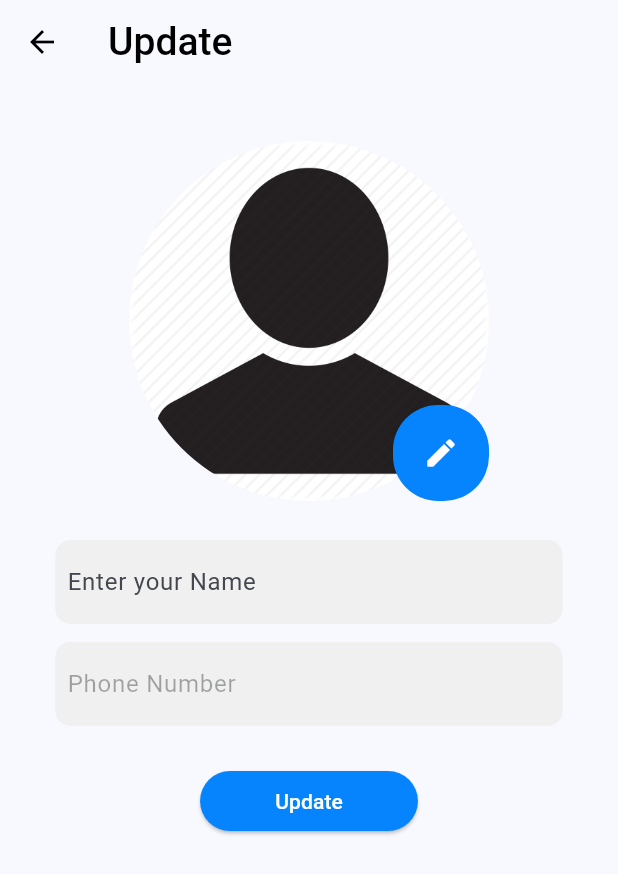
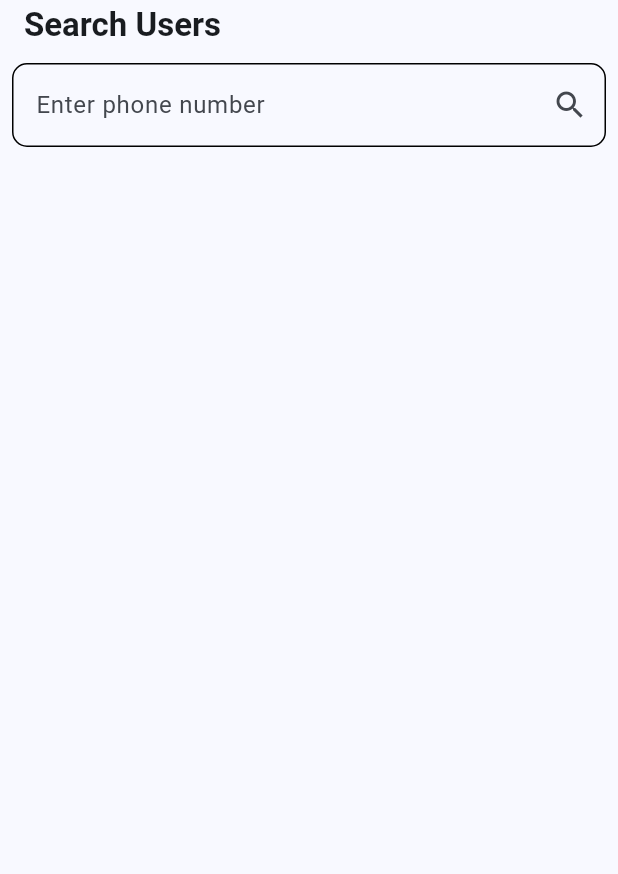
Before and after one commit to params19/livecom, a Flutter app: the screen it shows after launch, on a phone screen of 412 x 824 dp. Shown: the top 874 px of the screen. Run offline on Flutter 3.47's test engine with Material 3 defaults, Android fonts, the phone set to English and light mode, and no system bars; our stand-ins replace cached_network_image, country_code_picker, flutter_local_notifications.

Commit message:
Add SearchUserPage and update navigation routes in main.dart

```diff
--- a/lib/main.dart
+++ b/lib/main.dart
@@ -3,6 +3,7 @@ import 'package:livecom/pages/chat_page.dart';
 import 'package:livecom/pages/home_page.dart';
 import 'package:livecom/pages/login_page.dart';
 import 'package:livecom/pages/profile_page.dart';
+import 'package:livecom/pages/search_user_page.dart';
 import 'package:livecom/pages/splashscreen.dart';
 import 'package:livecom/pages/update_profile_page.dart';
 
@@ -24,13 +25,14 @@ class MyApp extends StatelessWidget {
         useMaterial3: true,
       ),
       routes: {
-        '/': (context) => UpadteProfilePage(),
+        '/': (context) => SearchUserPage(),
         "/splash": (context) => const SplashScreen(),
         "/home": (context) => const HomePage(),
         "/login": (context) => LoginPage(),
         "/chat": (context) => ChatPage(),
         "/profile": (context) => ProfilePage(),
         "/update_profile": (context) => UpadteProfilePage(),
+        "/search_user": (context) => SearchUserPage(),
       },
     );
   }
--- /dev/null
+++ b/lib/pages/search_user_page.dart
@@ -0,0 +1,48 @@
+import 'package:flutter/material.dart';
+
+class SearchUserPage extends StatefulWidget {
+  const SearchUserPage({super.key});
+
+  @override
+  State<SearchUserPage> createState() => _SearchUserPageState();
+}
+
+class _SearchUserPageState extends State<SearchUserPage> {
+  @override
+  Widget build(BuildContext context) {
+    return Scaffold(
+      appBar: AppBar(
+        title: Text(
+          "Search Users",
+          style: TextStyle(fontWeight: FontWeight.bold),
+        ),
+        bottom: PreferredSize(
+          preferredSize: Size.fromHeight(50),
+          child: Padding(
+            padding: const EdgeInsets.all(8.0),
+            child: TextField(
+              decoration: InputDecoration(
+                hintText: "Enter phone number",
+                suffixIcon: Icon(Icons.search),
+                border: OutlineInputBorder(
+                  borderRadius: BorderRadius.circular(10),
+                  borderSide: BorderSide(color: Colors.black), // Default border
+                ),
+                enabledBorder: OutlineInputBorder(
+                  borderRadius: BorderRadius.circular(10),
+                  borderSide: BorderSide(
+                      color: Colors.black), // Border when not focused
+                ),
+                focusedBorder: OutlineInputBorder(
+                  borderRadius: BorderRadius.circular(10),
+                  borderSide: BorderSide(
+                      color: Colors.black, width: 2), // Border when focused
+                ),
+              ),
+            ),
+          ),
+        ),
+      ),
+    );
+  }
+}
```
